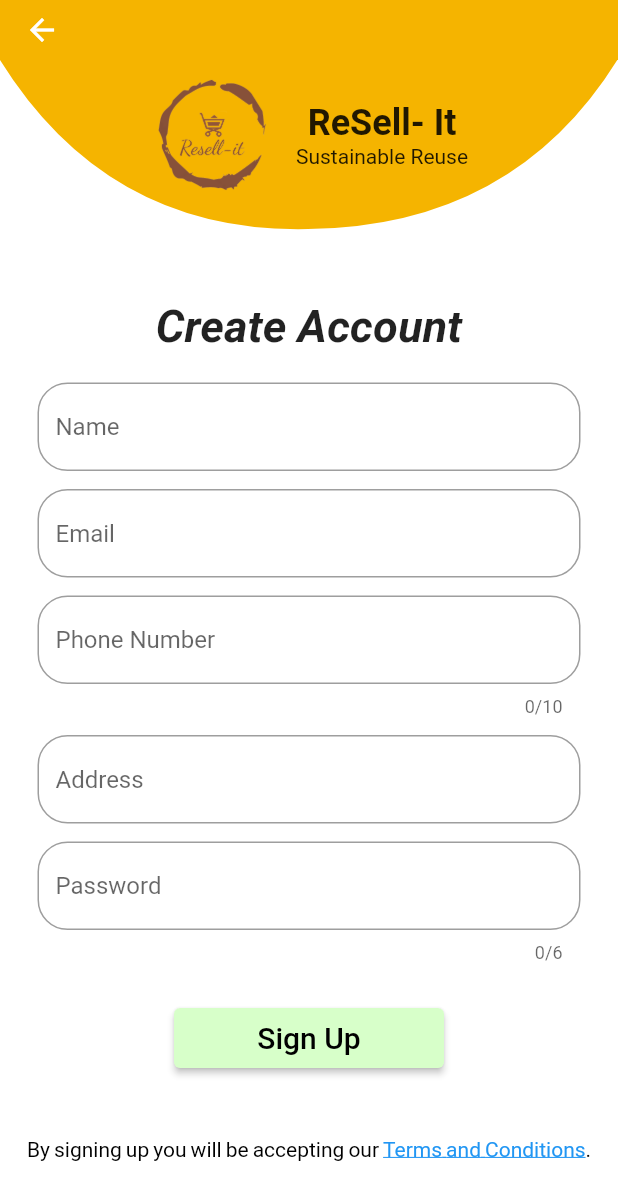
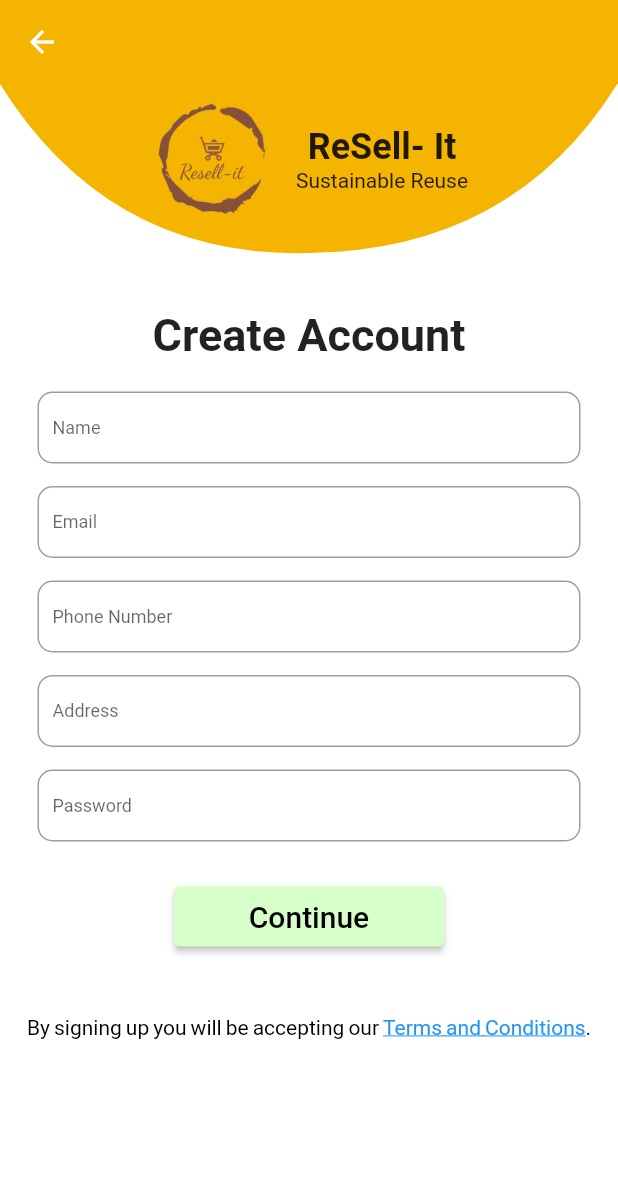
Before and after one commit to aakritip15/E_commerce, a Flutter app: the RegisterPage screen opened directly, on a phone screen of 412 x 824 dp. Shown: the top 1200 px of the screen. Run offline on Flutter 3.47's test engine with Material 2 defaults, Android fonts, the light colour scheme and no system bars; our stand-ins replace cloud_firestore, feather_icons, firebase_auth, firebase_core, firebase_storage, google_fonts and 3 more; missing offline and left inert: cross_file_image; accounts and stored records are empty.

Commit message:
OTP added

```diff
--- a/lib/Screens/registration_page.dart
+++ b/lib/Screens/registration_page.dart
@@ -1,15 +1,10 @@
 // ignore_for_file: use_build_context_synchronously, prefer_const_constructors, non_constant_identifier_names, unnecessary_null_comparison
 
 import 'package:app_1/Screens/landing_page.dart';
-import 'package:app_1/models/uiHelper.dart';
-import 'package:app_1/models/userModel.dart';
-import 'package:cloud_firestore/cloud_firestore.dart';
+import 'package:app_1/Screens/otp.dart';
 import 'package:firebase_auth/firebase_auth.dart';
-import 'package:firebase_core/firebase_core.dart';
-import '../firebase_options.dart';
 import 'package:flutter/gestures.dart';
 import 'package:flutter/material.dart';
-import '/Screens/login.dart';
 import '/consts/consts.dart';
 import '/consts/strings.dart';
 import '/widgets/registrationHeader.dart';
@@ -19,10 +14,11 @@ import '/widgets/myTextField.dart';
 // TODO : Solve bottom Overflow bug. Occurance: while trying to give inputs in textFields
 
 class RegisterPage extends StatelessWidget {
-  RegisterPage({Key? key}) : super(key: key);
+  const RegisterPage({Key? key}) : super(key: key);
+  static String verify = '';
+  static String verificationCode = '';
+//TODO: create TextEditingControllers for each fields
 
-  final formGlobalKey = GlobalKey<FormState>();
-//TODO: create TextEditingControllers for each fields
   @override
   Widget build(BuildContext context) {
     TextEditingController nameController = TextEditingController();
@@ -31,36 +27,40 @@ class RegisterPage extends StatelessWidget {
     TextEditingController addressController = TextEditingController();
     TextEditingController passwordController = TextEditingController();
 
-    void SignUp(String email, String password) async {
-      UserCredential? credentials;
-      if (formGlobalKey.currentState!.validate()) {
-        UIHelper.showLoadingDialog(context, 'Creating Account...');
+    void CheckValues(String? phoneNumber) async {
+      if (nameController.text.isEmpty ||
+          emailController.text.isEmpty ||
+          numberController.text.isEmpty ||
+          addressController.text.isEmpty ||
+          passwordController.text.isEmpty) {
+        ScaffoldMessenger.of(context).showSnackBar(
+          const SnackBar(
+            content: Text('Please fill all the fields'),
+          ),
+        );
+      } else {
         try {
-          credentials = await FirebaseAuth.instance
-              .createUserWithEmailAndPassword(email: email, password: password);
-          String uid = credentials.user!.uid;
-          UserModel userModel = UserModel(
-            uid: uid,
-            fullname: nameController.text,
-            email: emailController.text,
-            number: numberController.text,
-            address: addressController.text,
-            password: passwordController.text,
-          );
-          FirebaseFirestore.instance.collection('users').doc(uid).set(
-                userModel.toMap(),
-              );
+          print("+977$phoneNumber");
+          await FirebaseAuth.instance.verifyPhoneNumber(
+            phoneNumber: "+977$phoneNumber",
+            verificationCompleted: (PhoneAuthCredential credential) {},
+            verificationFailed: (FirebaseAuthException e) {},
+            codeSent: (String verificationId, int? resendToken) {
+              RegisterPage.verify = verificationId;
               Navigator.push(
                   context,
-            MaterialPageRoute(builder: (context) => const Login()),
+                  MaterialPageRoute(
+                      builder: (context) => otpVerification(
+                          email: emailController.text.toString(),
+                          password: passwordController.text.toString(),
+                          name: nameController.text.toString(),
+                          number: numberController.text.toString(),
+                          address: addressController.text.toString())));
+            },
+            codeAutoRetrievalTimeout: (String verificationId) {},
           );
-          ScaffoldMessenger.of(context).showSnackBar(
-            const SnackBar(
-              content: Text('Account Created Successfully'),
-            ),
-          );
-        } on Exception catch (e) {
-          throw (e.toString());
+        } catch (e) {
+          print('error');
         }
       }
     }
@@ -70,7 +70,6 @@ class RegisterPage extends StatelessWidget {
       appBar: AppBar(
         backgroundColor: kYellow,
         elevation: 0,
-        toolbarHeight: 40,
         leading: IconButton(
           icon: const Icon(Icons.arrow_back),
           onPressed: () {
@@ -86,113 +85,52 @@ class RegisterPage extends StatelessWidget {
             mainAxisAlignment: MainAxisAlignment.spaceBetween,
             children: [
               MyHeader(),
-              Form(
-                key: formGlobalKey,
-                child: Stack(
-                  children: [
-                    Container(
-                      color: Colors.white,
-                    ),
-                    Column(
-                      mainAxisAlignment: MainAxisAlignment.spaceEvenly,
-                      children: [
-                        const Padding(
-                          padding: EdgeInsets.only(top: 10.0),
-                          child: Text(
+              const Text(
                 'Create Account',
                 style: TextStyle(
                   fontSize: 30.0,
                   fontWeight: FontWeight.bold,
-                              fontStyle: FontStyle.italic,
-                            ),
                 ),
               ),
               const SizedBox(
                 height: 20.0,
               ),
+              Column(
+                mainAxisAlignment: MainAxisAlignment.spaceBetween,
+                children: [
                   Container(
                     padding: const EdgeInsets.symmetric(horizontal: 25.0),
                     child: Wrap(
-                            runSpacing: 12.0,
+                      runSpacing: 15.0,
                       children: [
                         //SEE: myTextField.dart
-                              TextFormField(
-                                validator: (value) {
-                                  if (value == null || value.isEmpty) {
-                                    return 'Please Enter Some Text';
-                                  }
-                                  return null;
-                                },
-                                controller: nameController,
-                                decoration: InputDecoration(
-                                  hintText: 'Name',
-                                  border: OutlineInputBorder(
-                                      borderRadius: BorderRadius.circular(20)),
+                        myTextField(
+                          text: 'Name',
+                          label: 'Name',
+                          fieldController: nameController,
+                          obscure: false,
                         ),
+                        myTextField(
+                          text: 'Email',
+                          label: 'Email',
+                          fieldController: emailController,
+                          obscure: false,
                         ),
-                              TextFormField(
-                                validator: (value) {
-                                  if (value!.isEmpty ||
-                                      !RegExp(r'^(([^<>()[\]\\.,;:\s@"]+(\.[^<>()[\]\\.,;:\s@"]+)*)|(".+"))@((\[[0-9]{1,3}\.[0-9]{1,3}\.[0-9]{1,3}\.[0-9]{1,3}\])|(([a-zA-Z\-0-9]+\.)+[a-zA-Z]{2,}))$')
-                                          .hasMatch(value!)) {
-                                    return 'Please Enter Valid mail';
-                                  }
-                                  return null;
-                                },
-                                controller: emailController,
-                                decoration: InputDecoration(
-                                  hintText: 'Email',
-                                  border: OutlineInputBorder(
-                                      borderRadius: BorderRadius.circular(20)),
-                                ),
-                              ),
-                              TextFormField(
-                                validator: (number) {
-                                  if (number!.isEmpty ||
-                                      !RegExp(r'^[0-9]+$').hasMatch(number!)) {
-                                    return 'Please Enter Valid Number';
-                                  }
-                                  return null;
-                                },
-                                controller: numberController,
-                                maxLength: 10,
-                                decoration: InputDecoration(
-                                  hintText: 'Phone Number',
-                                  border: OutlineInputBorder(
-                                      borderRadius: BorderRadius.circular(20)),
-                                ),
-                              ),
-                              TextFormField(
-                                validator: (value) {
-                                  if (value!.isEmpty) {
-                                    return 'Please Enter Some Text';
-                                  }
-                                  return null;
-                                },
-                                controller: addressController,
-                                decoration: InputDecoration(
-                                  hintText: 'Address',
-                                  border: OutlineInputBorder(
-                                      borderRadius: BorderRadius.circular(20)),
-                                ),
-                              ),
-                              TextFormField(
-                                validator: (password) {
-                                  if (password == null ||
-                                      password.length != 6) {
-                                    return 'Please Enter Strong Password';
-                                  }
-                                  return null;
-                                },
-                                controller: passwordController,
-                                obscureText: true,
-                                maxLength: 6,
-                                decoration: InputDecoration(
-                                  hintText: 'Password',
-                                  border: OutlineInputBorder(
-                                      borderRadius: BorderRadius.circular(20)),
-                                ),
-                              ),
+                        myTextField(
+                            text: 'Phone Number',
+                            label: 'Phone Number',
+                            fieldController: numberController,
+                            obscure: false),
+                        myTextField(
+                            text: 'Address',
+                            label: 'Address',
+                            fieldController: addressController,
+                            obscure: false),
+                        myTextField(
+                            text: 'Password',
+                            obscure: true,
+                            label: 'Password',
+                            fieldController: passwordController),
                       ],
                     ),
                   ),
@@ -202,20 +140,17 @@ class RegisterPage extends StatelessWidget {
                   Padding(
                     padding: const EdgeInsets.only(bottom: 45.0),
                     child: ConstrainedBox(
-                            constraints: const BoxConstraints.tightFor(
-                                height: 40, width: 180),
+                      constraints:
+                          const BoxConstraints.tightFor(height: 40, width: 180),
                       child: ElevatedButton(
                         style: ElevatedButton.styleFrom(
                           backgroundColor: kGreen,
                         ),
                         onPressed: () {
-                                if (formGlobalKey.currentState!.validate()) {
-                                  SignUp(emailController.text.trim(),
-                                      passwordController.text.trim());
-                                }
+                          CheckValues(numberController.text.toString());
                         },
                         child: const Text(
-                                'Sign Up',
+                          'Continue',
                           style: TextStyle(
                             fontSize: 20.0,
                             color: Colors.black,
@@ -224,7 +159,8 @@ class RegisterPage extends StatelessWidget {
                       ),
                     ),
                   ),
-                        RichText(
+                  Center(
+                    child: RichText(
                       text: TextSpan(
                         text: termsAndConditions,
                         style: const TextStyle(color: Colors.black),
@@ -246,12 +182,9 @@ class RegisterPage extends StatelessWidget {
                         ],
                       ),
                     ),
-                        const SizedBox(height: 5.0)
-                      ],
                   ),
                 ],
               ),
-              )
             ]),
       ),
     );
--- a/pubspec.yaml
+++ b/pubspec.yaml
@@ -44,6 +44,7 @@ dependencies:
   google_fonts: ^4.0.3
   image_picker: ^0.8.7+3
   like_button: ^2.0.5
+  pinput: ^2.2.31
   sleek_circular_slider: ^2.0.1
   uuid: ^3.0.7
 
```
Also changed, not shown: lib/Screens/otp.dart (added, +196 -0 lines), images/images/otp.jpg (added), pubspec.lock. Lines whose indentation alone changed are shown as unchanged.
